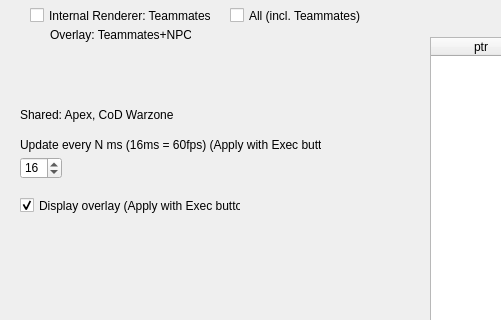
Qt form speedrunners.ui (orkido/cheats) before a commit; both pictures show x 0 to 501 and y 243 to 563 of the 1073 by 659 pixel window.
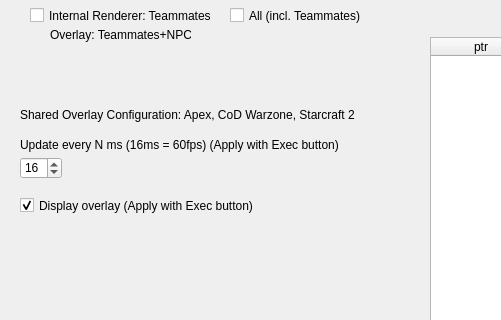
The same form after that commit.

Commit message: Starcraft 2: Initial working overlay

Diff of the .ui file:
```diff
--- a/speedrunners.ui
+++ b/speedrunners.ui
@@ -128,7 +128,7 @@
      <rect>
       <x>20</x>
       <y>380</y>
-      <width>301</width>
+      <width>321</width>
       <height>16</height>
      </rect>
     </property>
@@ -202,7 +202,7 @@
      <rect>
       <x>20</x>
       <y>440</y>
-      <width>221</width>
+      <width>241</width>
       <height>17</height>
      </rect>
     </property>
@@ -305,12 +305,12 @@
      <rect>
       <x>20</x>
       <y>350</y>
-      <width>221</width>
+      <width>341</width>
       <height>16</height>
      </rect>
     </property>
     <property name="text">
-     <string>Shared: Apex, CoD Warzone</string>
+     <string>Shared Overlay Configuration: Apex, CoD Warzone, Starcraft 2</string>
     </property>
    </widget>
    <widget class="QLabel" name="label_8">
```
The commit also changes 19 other files.
